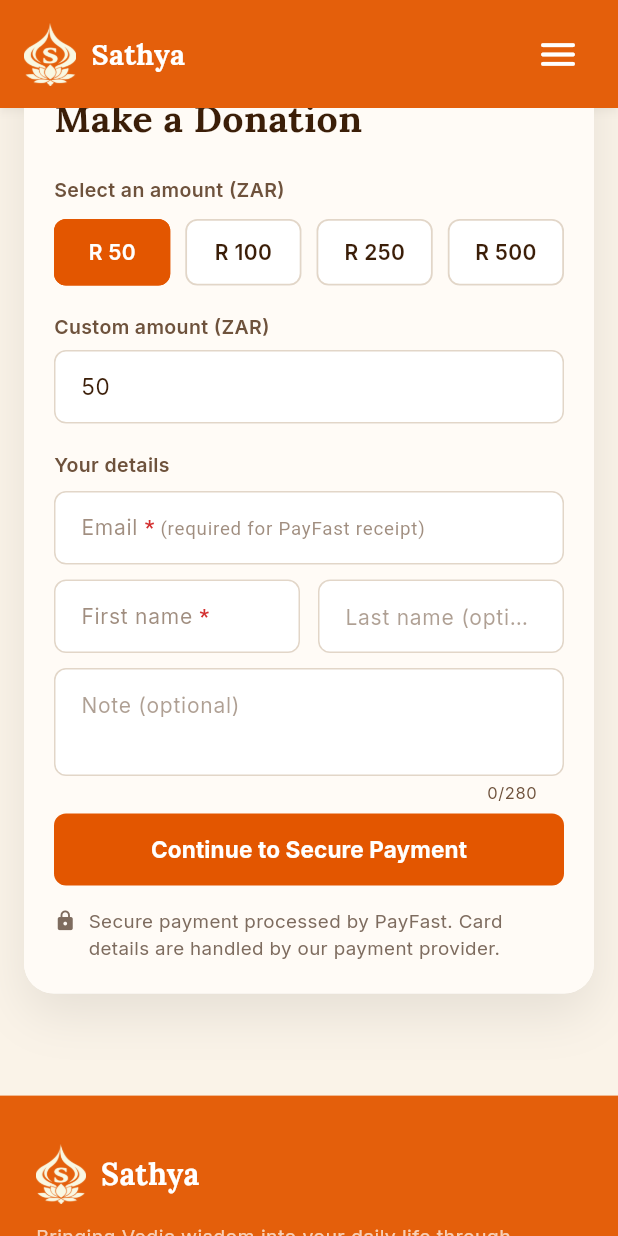
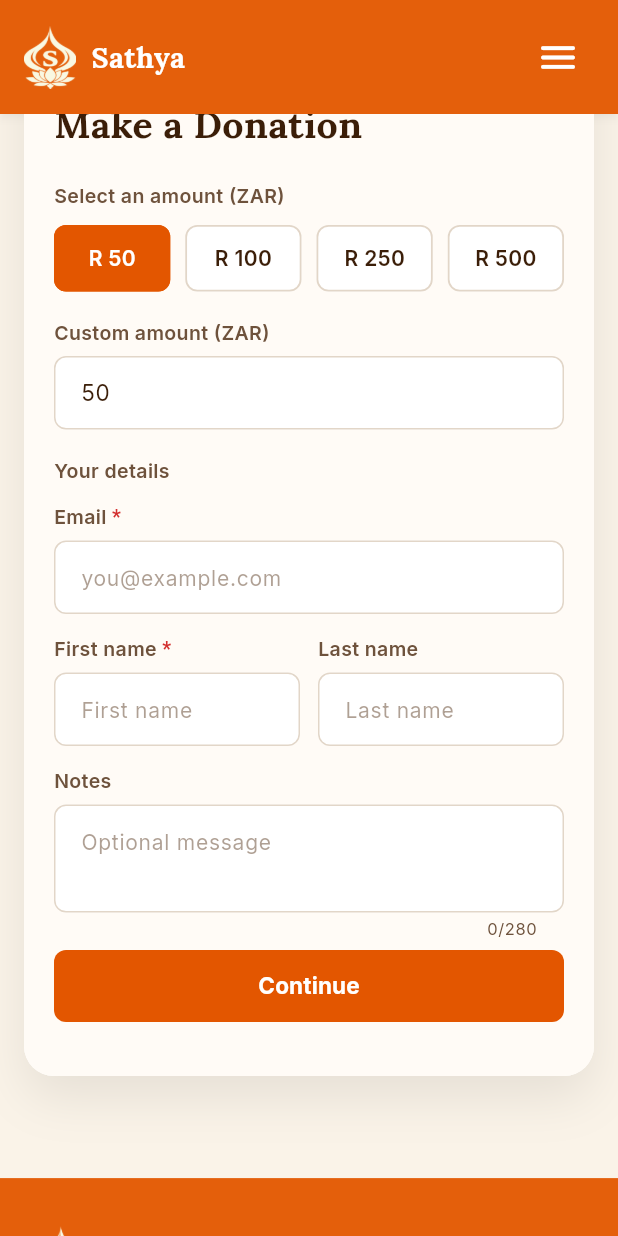
Before and after one commit to Venkatesh070/sathya_landing_page, a Flutter app: the DonatePage screen opened by its route, scrolled down 576 dp, on a phone screen of 412 x 824 dp. Run offline on Flutter 3.47's test engine with Material 3 defaults, Android fonts, the phone set to English and light mode, and no system bars; our stand-ins replace get, google_fonts; missing offline and left inert: dart:html; network calls fail.

Commit message:
donation UI changes

```diff
--- a/lib/features/donate/presentation/pages/donate_page.dart
+++ b/lib/features/donate/presentation/pages/donate_page.dart
@@ -538,43 +538,20 @@ class _DonationCard extends StatelessWidget {
                   color: _DonatePageState._muted,
                 ),
               ),
-              const SizedBox(height: 8),
+              const SizedBox(height: 12),
+              const _FieldLabel('Email', isRequired: true),
+              const SizedBox(height: 6),
               TextFormField(
                 controller: emailCtrl,
                 enabled: !submitting,
                 keyboardType: TextInputType.emailAddress,
+                textInputAction: TextInputAction.next,
+                autofillHints: const [AutofillHints.email],
                 style: AppTypography.inter(
                   fontSize: 15,
                   color: _DonatePageState._ink,
                 ),
-                decoration: _fieldDecoration(
-                  label: Text.rich(
-                    TextSpan(
-                      text: 'Email ',
-                      style: AppTypography.inter(
-                        fontSize: 14,
-                        color: _DonatePageState._muted.withValues(alpha: 0.65),
-                      ),
-                      children: const [
-                        TextSpan(
-                          text: '*',
-                          style: TextStyle(
-                            color: Color(0xFFD32F2F),
-                            fontWeight: FontWeight.bold,
-                            fontSize: 14,
-                          ),
-                        ),
-                        TextSpan(
-                          text: ' (required for PayFast receipt)',
-                          style: TextStyle(
-                            fontWeight: FontWeight.normal,
-                            fontSize: 12.5,
-                          ),
-                        ),
-                      ],
-                    ),
-                  ),
-                ),
+                decoration: _fieldDecoration(hint: 'you@example.com'),
                 validator: (value) {
                   final v = (value ?? '').trim();
                   if (v.isEmpty) {
@@ -586,40 +563,26 @@ class _DonationCard extends StatelessWidget {
                   return null;
                 },
               ),
-              const SizedBox(height: 10),
+              const SizedBox(height: 14),
               Row(
                 crossAxisAlignment: CrossAxisAlignment.start,
                 children: [
                   Expanded(
-                    child: TextFormField(
+                    child: Column(
+                      crossAxisAlignment: CrossAxisAlignment.start,
+                      children: [
+                        const _FieldLabel('First name', isRequired: true),
+                        const SizedBox(height: 6),
+                        TextFormField(
                           controller: firstNameCtrl,
                           enabled: !submitting,
+                          textInputAction: TextInputAction.next,
+                          autofillHints: const [AutofillHints.givenName],
                           style: AppTypography.inter(
                             fontSize: 15,
                             color: _DonatePageState._ink,
                           ),
-                      decoration: _fieldDecoration(
-                        label: Text.rich(
-                          TextSpan(
-                            text: 'First name ',
-                            style: AppTypography.inter(
-                              fontSize: 14,
-                              color:
-                                  _DonatePageState._muted.withValues(alpha: 0.65),
-                            ),
-                            children: const [
-                              TextSpan(
-                                text: '*',
-                                style: TextStyle(
-                                  color: Color(0xFFD32F2F),
-                                  fontWeight: FontWeight.bold,
-                                  fontSize: 14,
-                                ),
-                              ),
-                            ],
-                          ),
-                        ),
-                      ),
+                          decoration: _fieldDecoration(hint: 'First name'),
                           validator: (value) {
                             final v = (value ?? '').trim();
                             if (v.isEmpty) {
@@ -628,33 +591,46 @@ class _DonationCard extends StatelessWidget {
                             return null;
                           },
                         ),
+                      ],
+                    ),
                   ),
                   const SizedBox(width: 12),
                   Expanded(
-                    child: TextFormField(
+                    child: Column(
+                      crossAxisAlignment: CrossAxisAlignment.start,
+                      children: [
+                        const _FieldLabel('Last name'),
+                        const SizedBox(height: 6),
+                        TextFormField(
                           controller: lastNameCtrl,
                           enabled: !submitting,
+                          textInputAction: TextInputAction.next,
+                          autofillHints: const [AutofillHints.familyName],
                           style: AppTypography.inter(
                             fontSize: 15,
                             color: _DonatePageState._ink,
                           ),
-                      decoration:
-                          _fieldDecoration(hint: 'Last name (optional)'),
+                          decoration: _fieldDecoration(hint: 'Last name'),
+                        ),
+                      ],
                     ),
                   ),
                 ],
               ),
-              const SizedBox(height: 10),
+              const SizedBox(height: 14),
+              const _FieldLabel('Notes'),
+              const SizedBox(height: 6),
               TextFormField(
                 controller: noteCtrl,
                 enabled: !submitting,
                 maxLines: 2,
                 maxLength: 280,
+                textInputAction: TextInputAction.done,
                 style: AppTypography.inter(
                   fontSize: 15,
                   color: _DonatePageState._ink,
                 ),
-                decoration: _fieldDecoration(hint: 'Note (optional)'),
+                decoration: _fieldDecoration(hint: 'Optional message'),
               ),
               if (submitError != null) ...[
                 const SizedBox(height: 4),
@@ -686,7 +662,7 @@ class _DonationCard extends StatelessWidget {
                           ),
                         )
                       : Text(
-                          'Continue to Secure Payment',
+                          'Continue',
                           style: AppTypography.inter(
                             fontSize: 15,
                             fontWeight: FontWeight.w700,
@@ -696,31 +672,6 @@ class _DonationCard extends StatelessWidget {
                 ),
               ),
               const SizedBox(height: 14),
-              Row(
-                crossAxisAlignment: CrossAxisAlignment.start,
-                children: [
-                  const Padding(
-                    padding: EdgeInsets.only(top: 2),
-                    child: Icon(
-                      Icons.lock_rounded,
-                      size: 15,
-                      color: Color(0xFF7E6C5F),
-                    ),
-                  ),
-                  const SizedBox(width: 8),
-                  Expanded(
-                    child: Text(
-                      'Secure payment processed by PayFast. Card details are '
-                      'handled by our payment provider.',
-                      style: AppTypography.inter(
-                        fontSize: 12.5,
-                        height: 1.45,
-                        color: const Color(0xFF7E6C5F),
-                      ),
-                    ),
-                  ),
-                ],
-              ),
             ],
           ),
         ),
@@ -728,11 +679,9 @@ class _DonationCard extends StatelessWidget {
     );
   }
 
-  InputDecoration _fieldDecoration({String? hint, Widget? label}) {
+  InputDecoration _fieldDecoration({String? hint}) {
     return InputDecoration(
       hintText: hint,
-      label: label,
-      floatingLabelBehavior: FloatingLabelBehavior.never,
       hintStyle: AppTypography.inter(
         fontSize: 14,
         color: _DonatePageState._muted.withValues(alpha: 0.55),
@@ -900,6 +849,37 @@ class _DecorativeLotusDivider extends StatelessWidget {
           color: const Color(0xFFC89B66),
         ),
       ],
+    );
+  }
+}
+
+class _FieldLabel extends StatelessWidget {
+  const _FieldLabel(this.text, {this.isRequired = false});
+
+  final String text;
+  final bool isRequired;
+
+  @override
+  Widget build(BuildContext context) {
+    return Text.rich(
+      TextSpan(
+        text: text,
+        style: AppTypography.inter(
+          fontSize: 13,
+          fontWeight: FontWeight.w600,
+          color: _DonatePageState._muted,
+        ),
+        children: [
+          if (isRequired)
+            const TextSpan(
+              text: ' *',
+              style: TextStyle(
+                color: Color(0xFFD32F2F),
+                fontWeight: FontWeight.w700,
+              ),
+            ),
+        ],
+      ),
     );
   }
 }
--- a/lib/features/landing/presentation/widgets/landing_chrome.dart
+++ b/lib/features/landing/presentation/widgets/landing_chrome.dart
@@ -102,14 +102,16 @@ class LandingNavBar extends StatelessWidget {
       color: LandingColors.headerFooterBg,
       elevation: 2,
       shadowColor: Colors.black.withValues(alpha: 0.18),
+      clipBehavior: Clip.none,
       child: SafeArea(
         bottom: false,
         child: Padding(
           padding: EdgeInsets.symmetric(
-            horizontal: wide ? 40 : 16,
-            vertical: 12,
+            horizontal: wide ? 28 : 16,
+            vertical: 14,
           ),
           child: Row(
+            crossAxisAlignment: CrossAxisAlignment.center,
             children: [
               MouseRegion(
                 cursor: SystemMouseCursors.click,
@@ -122,6 +124,7 @@ class LandingNavBar extends StatelessWidget {
                       const SizedBox(width: 10),
                       Text(
                         'Sathya',
+                        softWrap: false,
                         style: AppTypography.lora(
                           fontSize: wide ? 22 : 19,
                           fontWeight: FontWeight.w700,
@@ -133,16 +136,37 @@ class LandingNavBar extends StatelessWidget {
                 ),
               ),
               if (wide) ...[
-                const Spacer(),
+                const SizedBox(width: 16),
+                Expanded(
+                  child: LayoutBuilder(
+                    builder: (context, constraints) {
+                      return SingleChildScrollView(
+                        scrollDirection: Axis.horizontal,
+                        clipBehavior: Clip.none,
+                        child: ConstrainedBox(
+                          constraints: BoxConstraints(
+                            minWidth: constraints.maxWidth,
+                          ),
+                          child: Row(
+                            mainAxisAlignment: MainAxisAlignment.center,
+                            mainAxisSize: MainAxisSize.max,
+                            children: [
                               for (var i = 0; i < navItems.length; i++) ...[
-                  if (i > 0) const SizedBox(width: 14),
+                                if (i > 0) const SizedBox(width: 20),
                                 LandingNavLink(
                                   label: navItems[i],
                                   isActive: _isLinkActive(navItems[i]),
                                   onTap: () => _handleNav(navItems[i]),
                                 ),
                               ],
-                const Spacer(),
+                            ],
+                          ),
+                        ),
+                      );
+                    },
+                  ),
+                ),
+                const SizedBox(width: 12),
                 Row(
                   mainAxisSize: MainAxisSize.min,
                   children: [
@@ -152,7 +176,7 @@ class LandingNavBar extends StatelessWidget {
                       leading: const Icon(
                         Icons.apple_rounded,
                         color: Colors.white,
-                        size: 20,
+                        size: 18,
                       ),
                       onTap: LandingNavigation.openAppStore,
                     ),
@@ -160,7 +184,7 @@ class LandingNavBar extends StatelessWidget {
                     LandingCompactStoreBadge(
                       label: 'GET IT ON',
                       store: 'Google Play',
-                      leading: const LandingPlayStoreIcon(size: 20),
+                      leading: const LandingPlayStoreIcon(size: 18),
                       onTap: LandingNavigation.openPlayStore,
                     ),
                   ],
@@ -261,7 +285,17 @@ class _LandingNavLinkState extends State<LandingNavLink> {
   @override
   Widget build(BuildContext context) {
     final showUnderline = widget.isActive || _isHovered;
+    final baseStyle = AppTypography.inter(
+      fontSize: 15,
+      fontWeight: FontWeight.w500,
+      color: showUnderline
+          ? Colors.white
+          : Colors.white.withValues(alpha: 0.88),
+      height: 1.25,
+    );
 
+    // Avoid IntrinsicWidth — on Flutter web it under-measures glyph width and
+    // clips the last character of each label.
     return MouseRegion(
       cursor: SystemMouseCursors.click,
       onEnter: (_) => setState(() => _isHovered = true),
@@ -270,35 +304,19 @@ class _LandingNavLinkState extends State<LandingNavLink> {
         onTap: widget.onTap,
         behavior: HitTestBehavior.opaque,
         child: Padding(
-          padding: const EdgeInsets.symmetric(horizontal: 6, vertical: 6),
-          child: IntrinsicWidth(
-            child: Column(
-              mainAxisSize: MainAxisSize.min,
-              crossAxisAlignment: CrossAxisAlignment.stretch,
-              children: [
-                Text(
+          padding: const EdgeInsets.symmetric(horizontal: 4, vertical: 8),
+          child: Text(
             widget.label,
-                  style: AppTypography.inter(
-                    fontSize: 15,
-                    fontWeight: FontWeight.w500,
-                    color: showUnderline
-                        ? Colors.white
-                        : Colors.white.withValues(alpha: 0.88),
-                  ),
-                ),
-                const SizedBox(height: 4),
-                AnimatedOpacity(
-                  duration: const Duration(milliseconds: 160),
-                  opacity: showUnderline ? 1.0 : 0.0,
-                  child: Container(
-                    height: 2,
-                    decoration: BoxDecoration(
-                      color: Colors.white,
-                      borderRadius: BorderRadius.circular(1),
-                    ),
-                  ),
-                ),
-              ],
+            softWrap: false,
+            maxLines: 1,
+            overflow: TextOverflow.visible,
+            style: baseStyle.copyWith(
+              decoration: showUnderline
+                  ? TextDecoration.underline
+                  : TextDecoration.none,
+              decorationColor: Colors.white,
+              decorationThickness: 2,
+              decorationStyle: TextDecorationStyle.solid,
             ),
           ),
         ),
--- a/lib/features/landing/presentation/widgets/landing_hero_header.dart
+++ b/lib/features/landing/presentation/widgets/landing_hero_header.dart
@@ -241,6 +241,9 @@ class LandingHeroNavLink extends StatelessWidget {
         onTap: onTap,
         child: Text(
           label,
+          softWrap: false,
+          maxLines: 1,
+          overflow: TextOverflow.visible,
           style: AppTypography.inter(
             fontSize: 15,
             fontWeight: isActive ? FontWeight.w800 : FontWeight.w400,
```
Lines whose indentation alone changed are shown as unchanged.
